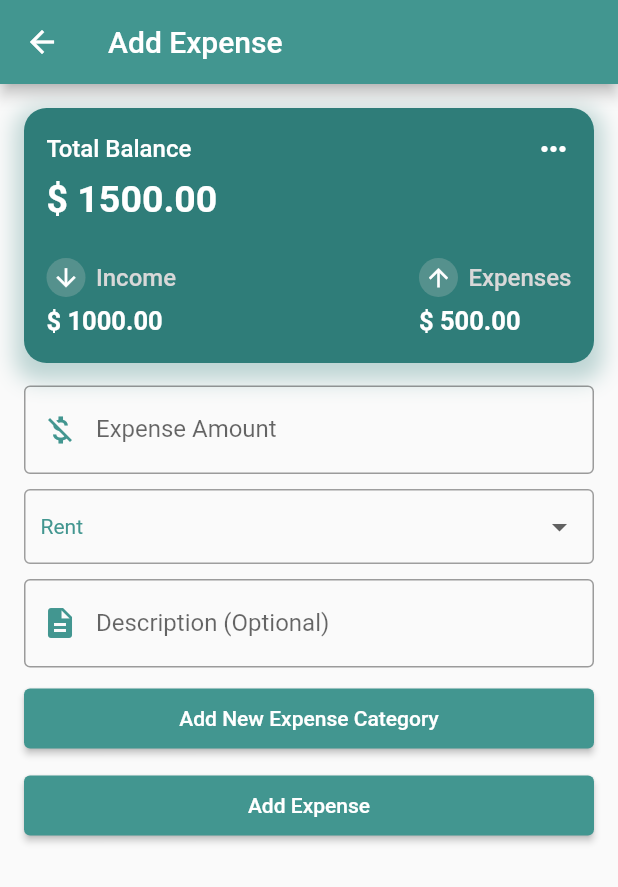
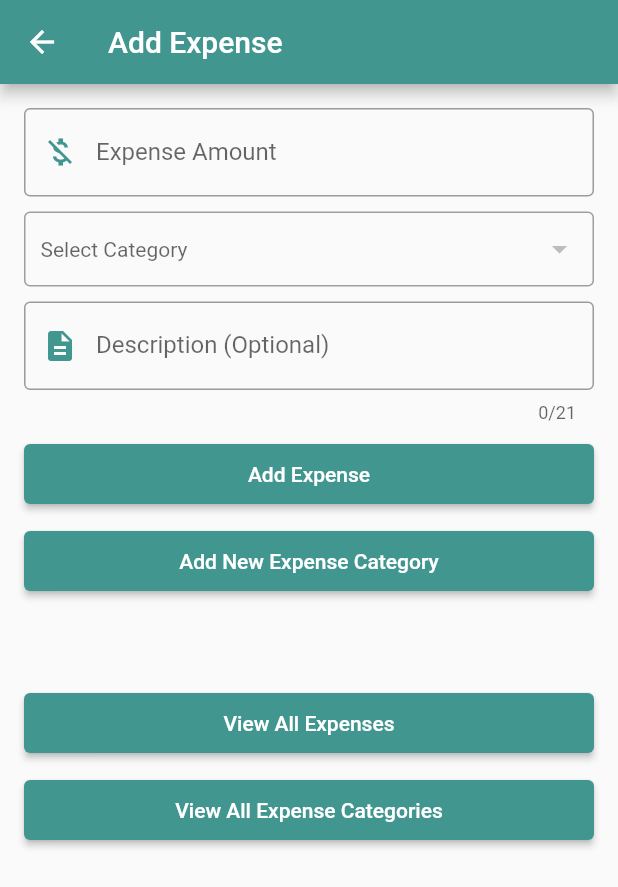
Before and after one commit to LowLevelClassALU2022J/expense-tracker_firebase, a Flutter app: the ExpenseScreen screen opened directly, on a phone screen of 412 x 824 dp. Shown: the top 887 px of the screen. Run offline on Flutter 3.47's test engine with Material 2 defaults, Android fonts, the phone set to English and light mode, and no system bars; our stand-ins replace cached_network_image, firebase_auth, firebase_core, fl_chart, font_awesome_flutter, google_sign_in and 1 more; accounts and stored records are empty; network calls fail.

Commit message:
Add expence firestore

```diff
--- a/lib/screens/expense_screen.dart
+++ b/lib/screens/expense_screen.dart
@@ -1,5 +1,7 @@
 import 'package:flutter/material.dart';
-import 'package:expense_tracker/widgets/credit_card_widget.dart';
+import 'package:expense_tracker/models/expense_category.dart';
+import 'package:firebase_auth/firebase_auth.dart';
+import 'package:expense_tracker/services/firestore_service.dart';
 
 class ExpenseScreen extends StatefulWidget {
   const ExpenseScreen({super.key});
@@ -9,22 +11,50 @@ class ExpenseScreen extends StatefulWidget {
 }
 
 class _ExpenseScreenState extends State<ExpenseScreen> {
-  final List<String> _categories = ['Rent', 'Groceries', 'Utilities', 'Others'];
-  String _selectedCategory = 'Rent';
   final _expenseController = TextEditingController();
+  final _descriptionController = TextEditingController();
+  final _firestoreService =
+      FirestoreService(FirebaseAuth.instance.currentUser!.uid);
 
-  // Hard-coded financial data (to be replaced with dynamic data later on)
-  final double _totalBalance = 1500.00;
-  final double _income = 1000.00;
-  final double _expense = 500.00;
+  List<ExpenseCategory> _categories = [];
+  ExpenseCategory? _selectedCategory;
 
-  void _addCategory(String newCategory) {
-    if (newCategory.trim().isNotEmpty) {
+  @override
+  void initState() {
+    super.initState();
+    _fetchCategories();
+  }
+
+  void _fetchCategories() {
+    _firestoreService.getExpenseCategories().listen((categories) {
       setState(() {
-        _categories.add(newCategory);
-        _selectedCategory = newCategory;
+        _categories = categories;
+        if (_categories.isNotEmpty) _selectedCategory = _categories[0];
       });
+    });
+  }
+
+  Future<void> _addCategory(String newCategoryName) async {
+    final category =
+        await _firestoreService.addExpenseCategory(newCategoryName);
+    if (category != null) {
+      _updateUIWithNewCategory(category);
+    } else {
+      _showMessage('Category already exists');
     }
+  }
+
+  void _updateUIWithNewCategory(ExpenseCategory category) {
+    setState(() {
+      _categories.add(category);
+      _selectedCategory = category;
+    });
+    _showMessage('Category added successfully');
+  }
+
+  void _showMessage(String message) {
+    final snackBar = SnackBar(content: Text(message));
+    ScaffoldMessenger.of(context).showSnackBar(snackBar);
   }
 
   Future<void> _showAddCategoryDialog() async {
@@ -74,15 +104,6 @@ class _ExpenseScreenState extends State<ExpenseScreen> {
           child: Column(
             crossAxisAlignment: CrossAxisAlignment.stretch,
             children: <Widget>[
-              SizedBox(
-                height: 170,
-                child: CreditCardWidget(
-                  totalBalance: _totalBalance,
-                  totalIncome: _income,
-                  totalExpenses: _expense,
-                ),
-              ),
-              const SizedBox(height: 15),
               TextFormField(
                 controller: _expenseController,
                 decoration: const InputDecoration(
@@ -101,16 +122,17 @@ class _ExpenseScreenState extends State<ExpenseScreen> {
                   borderRadius: BorderRadius.circular(4),
                 ),
                 child: DropdownButtonHideUnderline(
-                  child: DropdownButton<String>(
+                  child: DropdownButton<ExpenseCategory>(
                     isExpanded: true,
                     value: _selectedCategory,
                     style: const TextStyle(color: Color(0xFF429690)),
-                    items: _categories.map((String value) {
-                      return DropdownMenuItem<String>(
-                        value: value,
-                        child: Text(value),
+                    items: _categories.map((ExpenseCategory category) {
+                      return DropdownMenuItem<ExpenseCategory>(
+                        value: category,
+                        child: Text(category.name),
                       );
                     }).toList(),
+                    hint: const Text('Select Category'),
                     onChanged: (newValue) {
                       setState(() {
                         _selectedCategory = newValue!;
@@ -121,6 +143,8 @@ class _ExpenseScreenState extends State<ExpenseScreen> {
               ),
               const SizedBox(height: 10),
               TextFormField(
+                controller: _descriptionController,
+                maxLength: 21,
                 decoration: const InputDecoration(
                   labelText: 'Description (Optional)',
                   hintText: 'Enter description',
@@ -131,6 +155,26 @@ class _ExpenseScreenState extends State<ExpenseScreen> {
               ),
               const SizedBox(height: 10),
               ElevatedButton(
+                onPressed: () {
+                  // Save the new expense to Firestore
+                  _firestoreService.addExpense(
+                    double.parse(_expenseController.text),
+                    _selectedCategory!.id,
+                    _selectedCategory!.name,
+                    _descriptionController.text,
+                  );
+                  // clear the text fields
+                  _expenseController.clear();
+                  _descriptionController.clear();
+                },
+                style: ElevatedButton.styleFrom(
+                  backgroundColor: const Color(0xFF429690),
+                  padding: const EdgeInsets.symmetric(vertical: 12),
+                ),
+                child: const Text('Add Expense'),
+              ),
+              const SizedBox(height: 10),
+              ElevatedButton(
                 onPressed: _showAddCategoryDialog,
                 style: ElevatedButton.styleFrom(
                   backgroundColor: const Color(0xFF429690),
@@ -138,18 +182,27 @@ class _ExpenseScreenState extends State<ExpenseScreen> {
                 ),
                 child: const Text('Add New Expense Category'),
               ),
-              const SizedBox(height: 10),
+              const SizedBox(height: 60),
               ElevatedButton(
                 onPressed: () {
-                  // Handle the submission of the expense data
-                  print('Expense: ${_expenseController.text}');
-                  print('Category: $_selectedCategory');
+                  Navigator.pushNamed(context, '/expenseList');
                 },
                 style: ElevatedButton.styleFrom(
                   backgroundColor: const Color(0xFF429690),
                   padding: const EdgeInsets.symmetric(vertical: 12),
                 ),
-                child: const Text('Add Expense'),
+                child: const Text('View All Expenses'),
+              ),
+              const SizedBox(height: 10),
+              ElevatedButton(
+                onPressed: () {
+                  Navigator.pushNamed(context, '/expenseCategoryList');
+                },
+                style: ElevatedButton.styleFrom(
+                  backgroundColor: const Color(0xFF429690),
+                  padding: const EdgeInsets.symmetric(vertical: 12),
+                ),
+                child: const Text('View All Expense Categories'),
               ),
             ],
           ),
```
Also changed, not shown: lib/screens/expense_categories_list.dart (added, +162 -0 lines), lib/screens/expense_list.dart (added, +210 -0 lines).
